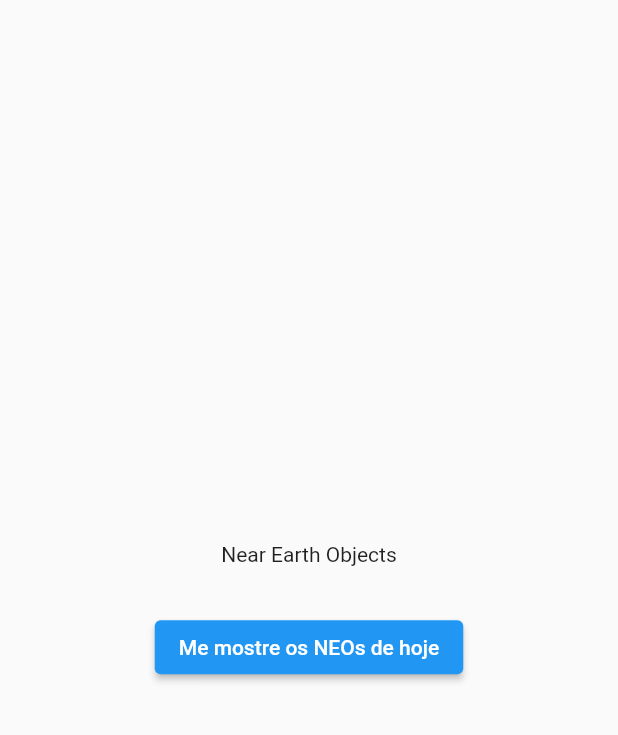
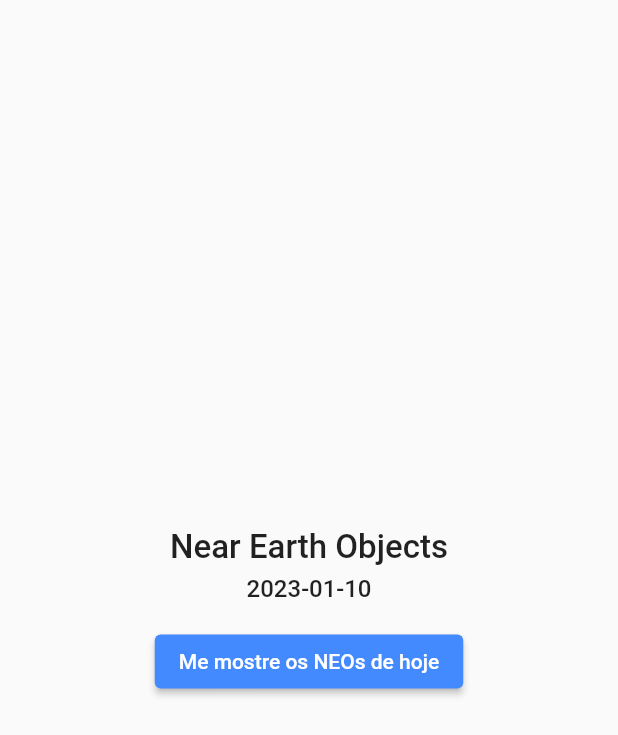
Before and after one commit to PedroMeerholz/NEO, a Flutter app: the screen it shows after launch, after a tap on "Entendi", on a phone screen of 412 x 824 dp. Shown: the top 735 px of the screen. Run offline on Flutter 3.47's test engine with Material 2 defaults, Android fonts, the phone set to English and light mode, and no system bars.

Commit message:
Personalização de textos e botão principal

```diff
--- a/lib/pages/main_page.dart
+++ b/lib/pages/main_page.dart
@@ -11,7 +11,7 @@ class MainPage extends StatefulWidget {
 }
 
 class MainPageState extends State<MainPage> {
-  String selectedDateTime = DateTime.now().toString().substring(0, 10);
+  String dateTime = DateTime.now().toString().substring(0, 10);
   List<Neo> neosContent = [];
 
   @override
@@ -31,13 +31,28 @@ class MainPageState extends State<MainPage> {
               mainAxisSize: MainAxisSize.min,
               mainAxisAlignment: MainAxisAlignment.center,
               children: [
-                const Text('Near Earth Objects'),
+                const Padding(
+                  padding: EdgeInsets.only(bottom: 5),
+                  child: Text('Near Earth Objects',
+                      style:
+                          TextStyle(fontWeight: FontWeight.w500, fontSize: 22)),
+                ),
+                Text(
+                  this.dateTime,
+                  style: const TextStyle(
+                      fontWeight: FontWeight.w500, fontSize: 16),
+                ),
                 Padding(
-                  padding: const EdgeInsets.only(top: 30, bottom: 7),
+                  padding: const EdgeInsets.only(top: 15, bottom: 7),
                   child: ElevatedButton(
                     onPressed: () {
                       searchNeosByDate();
                     },
+                    style: ButtonStyle(
+                      backgroundColor: MaterialStateProperty.all(
+                        Colors.blueAccent,
+                      ),
+                    ),
                     child: const Text('Me mostre os NEOs de hoje'),
                   ),
                 ),
@@ -55,7 +70,7 @@ class MainPageState extends State<MainPage> {
   Future<void> searchNeosByDate() async {
     Requisiton req = Requisiton();
     showSnackBar('Solicitando dados...', 60, Colors.blueAccent);
-    List<Neo> response = await req.fetch(this.selectedDateTime!);
+    List<Neo> response = await req.fetch(this.dateTime);
     setState(() {
       ScaffoldMessenger.of(context).clearSnackBars();
       showSnackBar('NEOs encontrados!', 4, Colors.green);
@@ -67,7 +82,7 @@ class MainPageState extends State<MainPage> {
   void showInitialMessage() {
     Future.delayed(
       Duration.zero,
-          () => showDialog(
+      () => showDialog(
         context: context,
         builder: (context) => AlertDialog(
           title: const Text('Bem-vindo ao NEO'),
--- a/lib/widgets/list_item.dart
+++ b/lib/widgets/list_item.dart
@@ -29,7 +29,7 @@ class ListItem extends StatelessWidget {
               child: Text(
                 this.title,
                 style: const TextStyle(
-                  fontWeight: FontWeight.w500,
+                  fontWeight: FontWeight.w900,
                 ),
               ),
             ),
```
